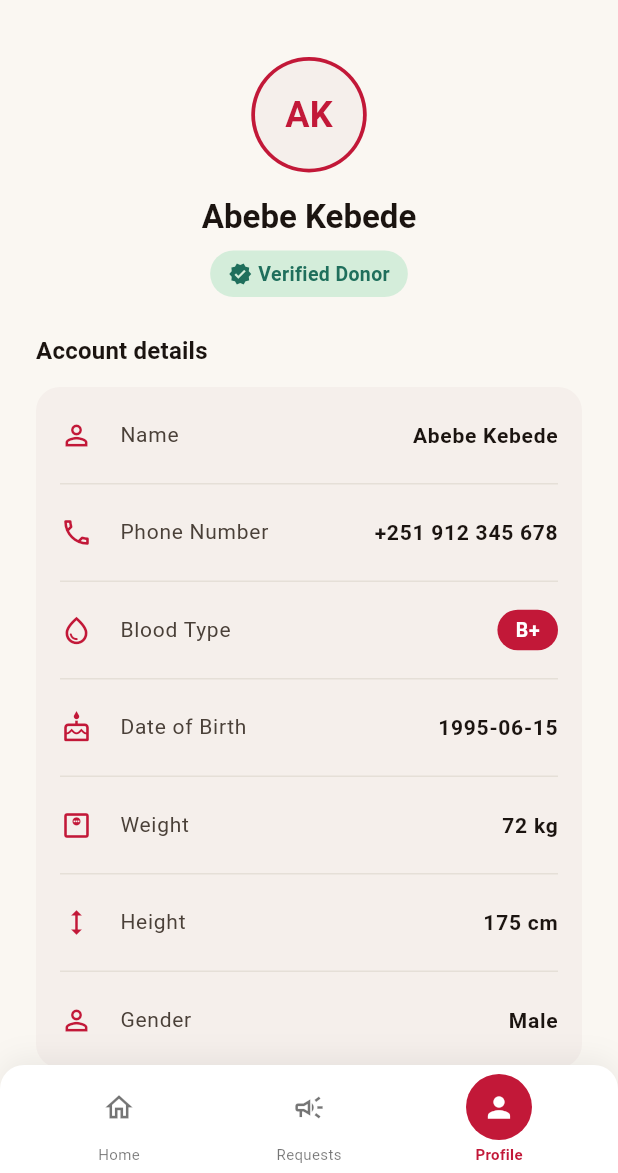
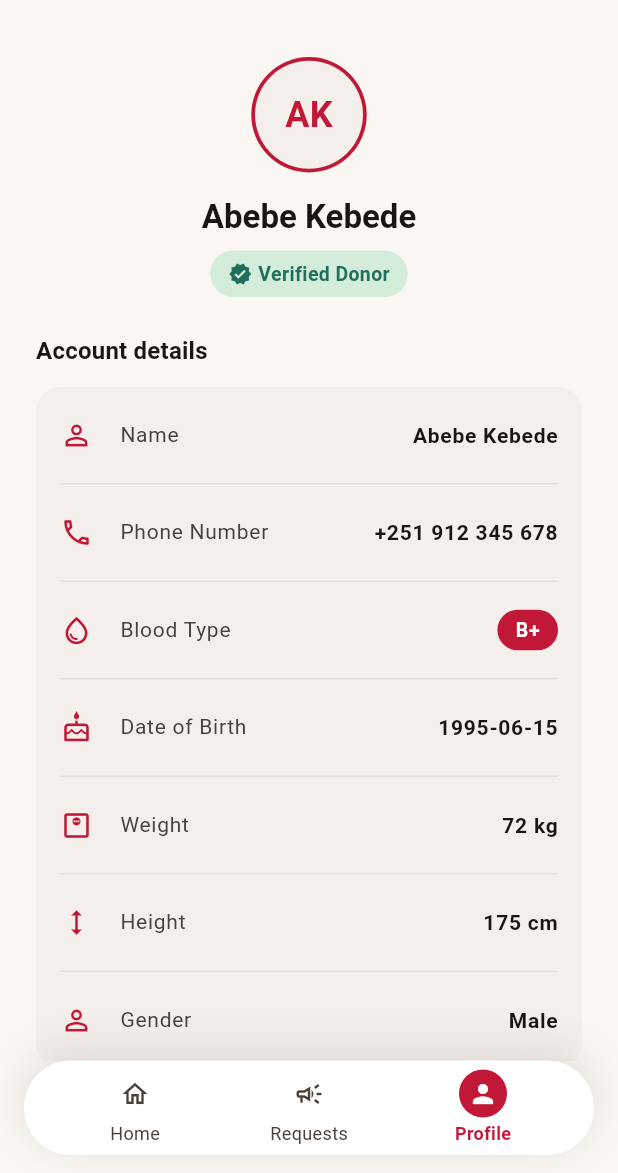
Before and after one commit to Legash-Team/Mobile, a Flutter app: the DonorHomeShell screen opened by its route, item 3 of the bottom bar chosen, on a phone screen of 412 x 824 dp, the part 63-1236 px from its top. Run offline on Flutter 3.47's test engine with Material 3 defaults, Android fonts, the phone set to English and light mode, and no system bars; our stand-ins replace flutter_svg, geolocator, shared_preferences; accounts and stored records are empty; network calls fail; Roboto replaces fonts that are missing (IBM Plex Sans).

Commit message:
feat: redesign bottom nav as floating pill

```diff
--- a/lib/widgets/bottom_nav_bar.dart
+++ b/lib/widgets/bottom_nav_bar.dart
@@ -29,23 +29,28 @@
 
   @override
   Widget build(BuildContext context) {
-    return Container(
+    return SafeArea(
+      top: false,
+      bottom: true,
+      child: Padding(
+        padding: const EdgeInsets.fromLTRB(
+          AppSpacing.md,
+          0,
+          AppSpacing.md,
+          AppSpacing.sm,
+        ),
+        child: Container(
           decoration: BoxDecoration(
             color: AppColors.surface,
-        borderRadius: const BorderRadius.vertical(
-          top: Radius.circular(AppRadius.lg),
-        ),
+            borderRadius: BorderRadius.circular(AppRadius.pill),
             boxShadow: [
               BoxShadow(
-            color: Colors.black.withValues(alpha: 0.06),
-            blurRadius: 16,
-            offset: const Offset(0, -4),
+                color: Colors.black.withValues(alpha: 0.10),
+                blurRadius: 24,
+                offset: const Offset(0, -6),
               ),
             ],
           ),
-      child: SafeArea(
-        top: false,
-        bottom: true,
           child: Padding(
             padding: const EdgeInsets.symmetric(vertical: 6, horizontal: 16),
             child: Row(
@@ -57,18 +62,18 @@
                   behavior: HitTestBehavior.opaque,
                   onTap: () => onTap(index),
                   child: SizedBox(
-                  width: 56,
+                    width: 60,
                     child: Column(
                       mainAxisSize: MainAxisSize.min,
                       children: [
                         AnimatedContainer(
                           duration: const Duration(milliseconds: 200),
                           curve: Curves.easeOut,
-                        width: 44,
-                        height: 44,
+                          width: 32,
+                          height: 32,
                           decoration: BoxDecoration(
                             color: active ? AppColors.crimson : Colors.transparent,
-                          shape: BoxShape.circle,
+                            borderRadius: BorderRadius.circular(AppRadius.pill),
                           ),
                           child: Stack(
                             clipBehavior: Clip.none,
@@ -76,13 +81,13 @@
                             children: [
                               Icon(
                                 active ? item.activeIcon : item.icon,
-                              size: 22,
-                              color: active ? Colors.white : Colors.black54,
+                                size: 20,
+                                color: active ? Colors.white : AppColors.textSecondary,
                               ),
                               if (item.pendingCount > 0 && !active)
                                 Positioned(
-                                right: 2,
-                                top: 2,
+                                  right: -2,
+                                  top: -2,
                                   child: Container(
                                     width: 8,
                                     height: 8,
@@ -101,9 +106,9 @@
                           child: Text(
                             item.label,
                             style: TextStyle(
-                            fontSize: 10,
+                              fontSize: 12,
                               fontWeight: active ? FontWeight.w600 : FontWeight.w400,
-                            color: active ? AppColors.crimson : Colors.black54,
+                              color: active ? AppColors.crimson : AppColors.textSecondary,
                             ),
                           ),
                         ),
@@ -115,6 +120,7 @@
             ),
           ),
         ),
+      ),
     );
   }
 }
```
Lines whose indentation alone changed are shown as unchanged.
